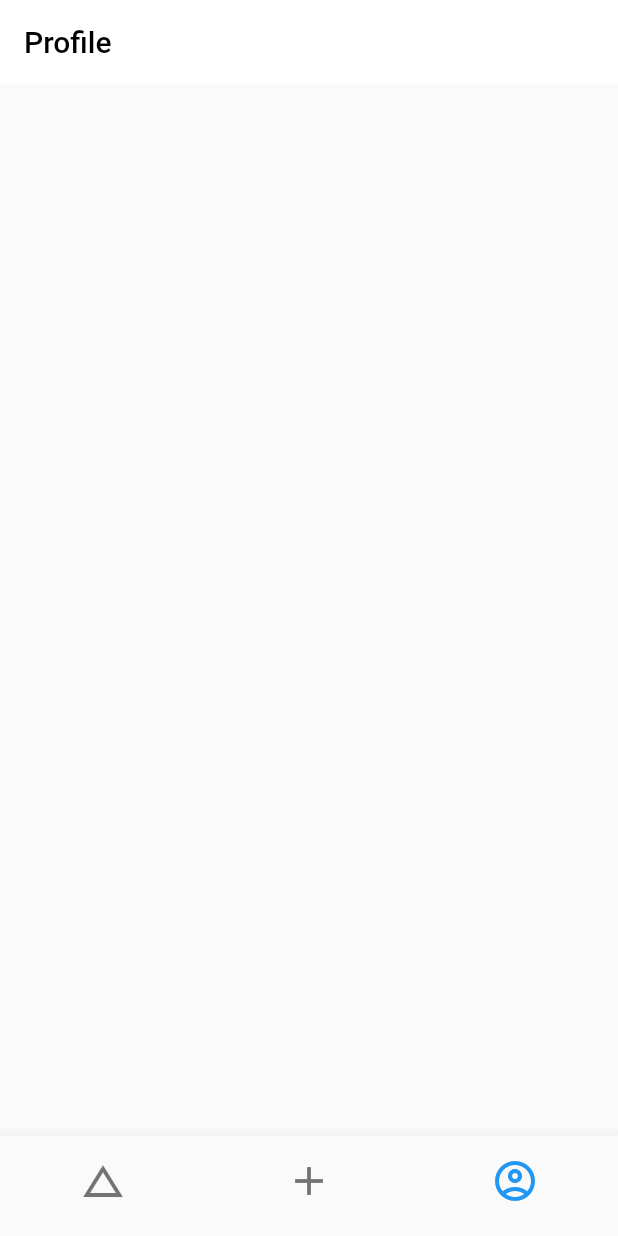
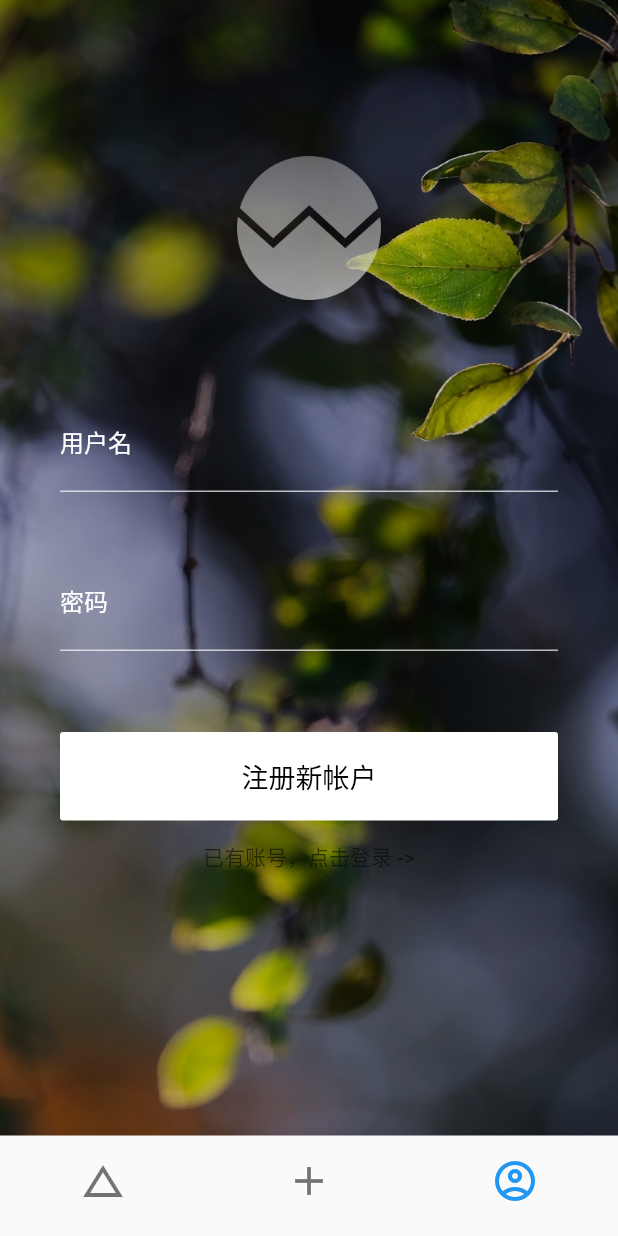
Before and after one commit to zhengzuodi/w_store_flutter, a Flutter app: the screen it shows after launch, item 3 of the bottom bar chosen, on a phone screen of 412 x 824 dp. Run offline on Flutter 3.47's test engine with Material 2 defaults, Android fonts, the phone set to English and light mode, and no system bars; our stand-ins replace outline_material_icons.

Commit message:
user-form 添加注册和登录页

```diff
--- a/lib/src/home/home.dart
+++ b/lib/src/home/home.dart
@@ -1,5 +1,4 @@
 import 'package:flutter/material.dart';
-import 'package:w_store_flutter/src/app.dart';
 
 class Home extends StatefulWidget {
   @override
--- /dev/null
+++ b/lib/src/login/models/login_model.dart
@@ -0,0 +1,5 @@
+class LoginModel {
+  String name;
+  String password;
+
+}
--- a/lib/src/profile/profile.dart
+++ b/lib/src/profile/profile.dart
@@ -1,4 +1,7 @@
 import 'package:flutter/material.dart';
+import 'package:w_store_flutter/src/login/login.dart';
+import 'package:w_store_flutter/src/signup/signup.dart';
+
 
 class Profile extends StatefulWidget {
   @override
@@ -9,9 +12,7 @@ class _ProfileState extends State<Profile> {
   @override
   Widget build(BuildContext context) {
     return Scaffold(
-      appBar: AppBar(
-        title: Text('Profile'),
-      ),
+      body: Signup(),
     );
   }
 }
--- /dev/null
+++ b/lib/src/signup/models/signup_model.dart
@@ -0,0 +1,6 @@
+
+class SignupModel {
+  String name;
+  String password;
+
+}
--- /dev/null
+++ b/lib/src/signup/signup.dart
@@ -0,0 +1,44 @@
+import 'package:flutter/material.dart';
+import 'package:flutter/services.dart';
+import 'package:w_store_flutter/src/signup/widgets/signup_form.dart';
+import 'package:w_store_flutter/src/widgets/app_logo.dart';
+
+
+class Signup extends StatefulWidget {
+  @override
+  _SignupState createState() => _SignupState();
+}
+
+class _SignupState extends State<Signup> {
+
+  @override
+  Widget build(BuildContext context) {
+
+    SystemChrome.setSystemUIOverlayStyle(SystemUiOverlayStyle.light);
+
+    return Scaffold(
+      body: Container(
+        height: double.infinity,
+        decoration: BoxDecoration(
+          image: DecorationImage(
+            image: AssetImage('assets/images/background_1.jpg'),
+            fit: BoxFit.cover,
+            colorFilter: ColorFilter.mode(Colors.black26, BlendMode.hardLight),
+
+          ),
+        ),
+        child: SingleChildScrollView(
+          child: Container(
+            padding: EdgeInsets.all(40.0),
+            child: Column(
+              children: <Widget>[
+                AppLogo(type: LogoType.light),
+                SignupForm(),
+              ],
+            ),
+          ),
+        ),
+      ),
+    );
+  }
+}
--- /dev/null
+++ b/lib/src/signup/widgets/signup_form.dart
@@ -0,0 +1,163 @@
+import 'package:flutter/material.dart';
+import 'package:w_store_flutter/src/signup/models/signup_model.dart';
+
+class SignupForm extends StatefulWidget {
+  @override
+  _SignupFormState createState() => _SignupFormState();
+}
+
+class _SignupFormState extends State<SignupForm> {
+
+  final _formkey = GlobalKey<FormState>();
+  SignupModel _formData = SignupModel();
+  bool _autovalidate = false;
+
+
+  void _submitForm() {
+    if (_formkey.currentState.validate()) {
+      _formkey.currentState.save();
+      print('Name: ${_formData.name}');
+      print('Password: ${_formData.password}');
+    } else {
+      setState(() {
+        _autovalidate = true;
+      });
+    }
+  }
+
+  String _validateName(String value) {
+    if(value.isEmpty) {
+      return '请输入注册用户名';
+    }
+
+    return null;
+  }
+
+  String _validatePassword(String value) {
+    if(value.isEmpty) {
+      return '请输入注册密码';
+    }
+
+    return null;
+  }
+
+  @override
+  Widget build(BuildContext context) {
+    return Form(
+      key: _formkey,
+      child: Column(
+        children: <Widget>[
+
+          TextFormField(
+            decoration: InputDecoration(
+              labelText: '用户名',
+              hintText: '输入登录用户名',
+              helperText: '',
+              labelStyle: TextStyle(
+                color: Colors.white,
+              ),
+              hintStyle: TextStyle(
+                color: Colors.white38,
+              ),
+
+              enabledBorder: UnderlineInputBorder(
+                borderSide: BorderSide(
+                  width: 1,
+                  color: Colors.white70,
+                ),
+              ),
+
+              focusedBorder: UnderlineInputBorder(
+                borderSide: BorderSide(
+                  width: 1,
+                  color: Colors.white70,
+                ),
+              ),
+            ),
+
+            onSaved: (String value) {
+              _formData.name = value;
+            },
+            autovalidate: _autovalidate,
+            validator: _validateName,
+          ),
+
+          SizedBox(
+            height: 20.0,
+          ),
+
+          TextFormField(
+            decoration: InputDecoration(
+              labelText: '密码',
+              hintText: '输入登录密码',
+              helperText: '',
+              labelStyle: TextStyle(
+                color: Colors.white,
+              ),
+
+              hintStyle: TextStyle(
+                color: Colors.white38,
+              ),
+
+              enabledBorder: UnderlineInputBorder(
+                borderSide: BorderSide(
+                  width: 1,
+                  color: Colors.white70,
+                ),
+              ),
+
+              focusedBorder: UnderlineInputBorder(
+                borderSide: BorderSide(
+                  width: 1,
+                  color: Colors.white70,
+                ),
+              ),
+            ),
+
+            obscureText: true,
+
+            onSaved: (String value){
+              _formData.password = value;
+            },
+
+            autovalidate: _autovalidate,
+            validator: _validatePassword,
+          ),
+
+          Container(
+            padding: EdgeInsets.only(
+              top: 32.0,
+            ),
+            width: double.infinity,
+            child: RaisedButton(
+              child: Text(
+                '注册新帐户',
+                style: TextStyle(
+                  color: Colors.black,
+                  fontSize: 18.0,
+                ),
+              ),
+
+              onPressed: _submitForm,
+              color: Colors.white,
+              splashColor: Colors.white70,
+              padding: EdgeInsets.all(16.0),
+              elevation: 0.0,
+            ),
+          ),
+          Container(
+            width: double.infinity,
+            child: FlatButton(
+              child: Text(
+                '已有账号，点击登录 ->',
+                style: TextStyle(
+                  color: Colors.black54,
+                ),
+              ),
+            ),
+          ),
+        ],
+      ),
+    );
+  }
+}
--- /dev/null
+++ b/lib/src/widgets/app_logo.dart
@@ -0,0 +1,28 @@
+import 'package:flutter/material.dart';
+
+class AppLogo extends StatelessWidget {
+
+  final LogoType type;
+
+  AppLogo({
+    this.type,
+  });
+
+  @override
+  Widget build(BuildContext context) {
+
+    final logoType = type.index == 0 ? 'dark' : 'light';
+
+
+    return Padding(
+      padding: EdgeInsets.all(64.0),
+      child: Image.asset('assets/images/logo_$logoType.png'),
+    );
+  }
+}
+
+
+enum LogoType {
+  dark,
+  light,
+}
```
Also changed, not shown: lib/src/login/login.dart (added, +27 -0 lines), lib/src/login/widgets/login_form.dart (added, +121 -0 lines), pubspec.yaml (+6 -1 lines), assets/images/2.0x/logo_dark.png (added), assets/images/2.0x/logo_light.png (added), assets/images/3.0x/logo_dark.png (added), assets/images/3.0x/logo_light.png (added), assets/images/background_1.jpg (added), assets/images/logo_dark.png (added), assets/images/logo_light.png (added).
